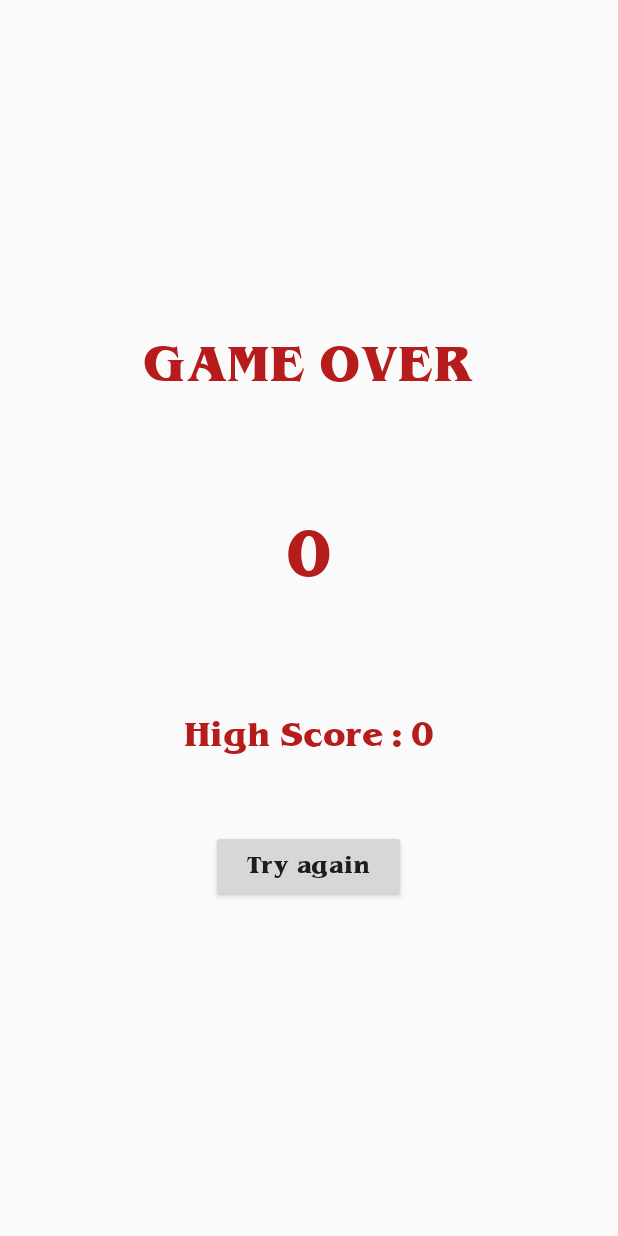
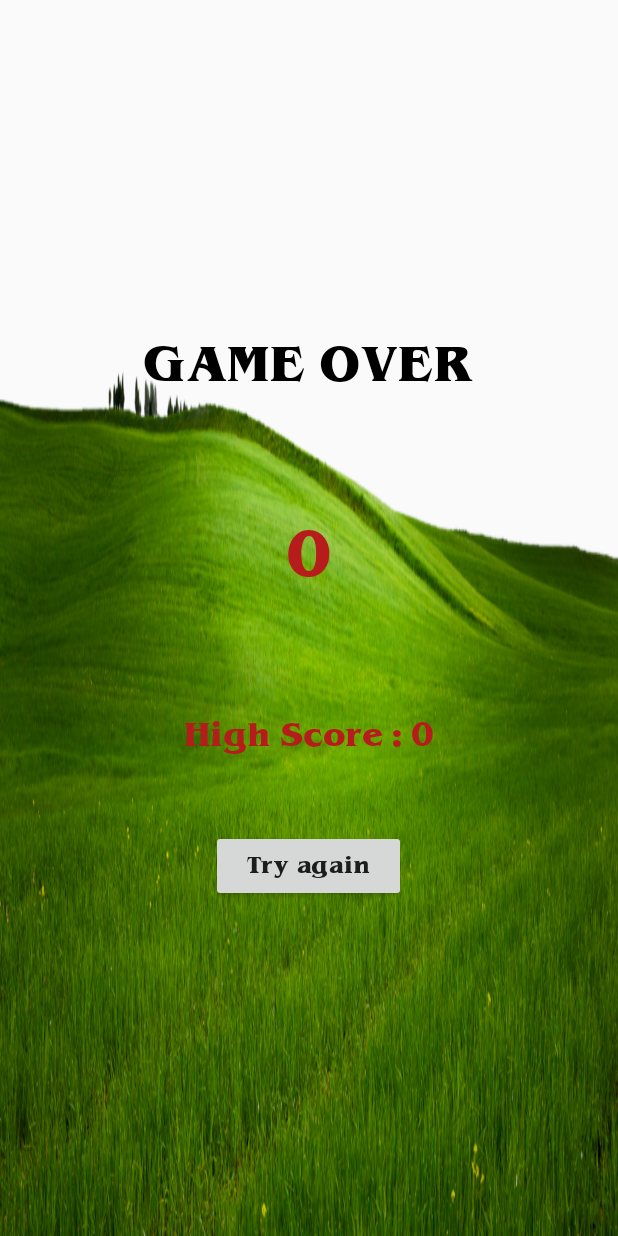
Before and after one commit to laetitiatureau/TowerPhone, an Android app: the HighScore screen opened directly, with no data from a screen before it, on a phone screen of 412 x 824 dp. Run offline under Robolectric (Android 15) with nearby library versions, the phone set to English and light mode, and no system bars.

Commit message:
GAME OVER !

```diff
--- a/app/src/main/res/layout/activity_high_score.xml
+++ b/app/src/main/res/layout/activity_high_score.xml
@@ -5,13 +5,14 @@
     android:layout_height="match_parent"
     tools:context=".HighScore"
     android:orientation="vertical"
-    android:gravity="center">
+    android:gravity="center"
+    android:background="@drawable/grass">
 
     <TextView
         android:layout_width="wrap_content"
         android:layout_height="wrap_content"
         android:text="GAME OVER"
-        android:textColor="#b71c1c"
+        android:textColor="#000000"
         android:shadowColor="#7f0000"
         android:fontFamily="@font/benguiat_bold"
         android:textSize="30sp"/>
```
